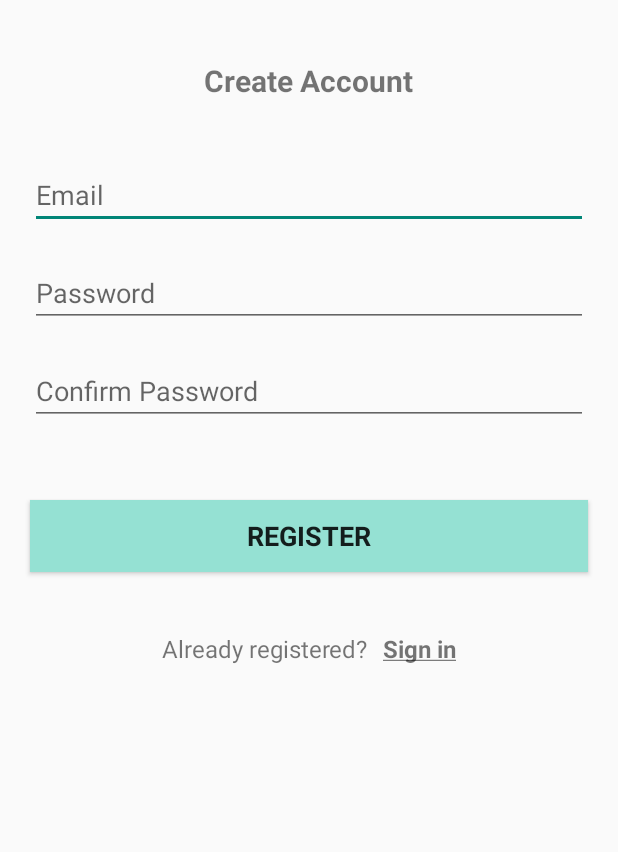
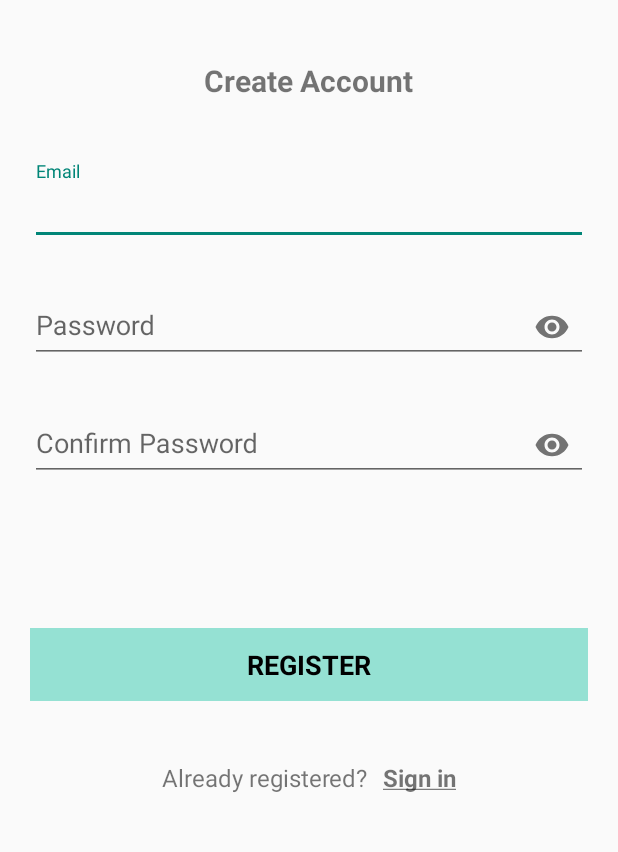
Before and after one commit to RamiAbuShaqra/Share-Rent, an Android app: the SignupActivity screen opened directly, with no data from a screen before it, on a phone screen of 412 x 824 dp, the part 84-936 px from its top. Run offline under Robolectric (Android 15) with nearby library versions, the phone set to English and light mode, and no system bars; our stand-ins replace Firebase (no records; nobody signed in at launch, a user with empty details on screens opened directly).

Commit message:
Fix the current user null issue by adding AuthStateListener in Signup Activity

```diff
--- a/app/src/main/java/com/gmail/rami/abushaqra79/sharerent/SignupActivity.java
+++ b/app/src/main/java/com/gmail/rami/abushaqra79/sharerent/SignupActivity.java
@@ -2,38 +2,40 @@ package com.gmail.rami.abushaqra79.sharerent;
 
 import androidx.annotation.NonNull;
 import androidx.appcompat.app.AppCompatActivity;
+
 import android.content.Intent;
 import android.os.Bundle;
+import android.text.Editable;
 import android.text.TextUtils;
+import android.text.TextWatcher;
 import android.view.View;
-import android.widget.Button;
 import android.widget.EditText;
+import android.widget.ProgressBar;
 import android.widget.TextView;
 import android.widget.Toast;
+
 import com.google.android.gms.tasks.OnCompleteListener;
 import com.google.android.gms.tasks.Task;
+import com.google.android.material.textfield.TextInputLayout;
 import com.google.firebase.auth.AuthResult;
 import com.google.firebase.auth.FirebaseAuth;
 import com.google.firebase.auth.FirebaseUser;
-import com.google.firebase.database.DatabaseReference;
-import com.google.firebase.database.FirebaseDatabase;
-import java.util.HashMap;
-import java.util.Map;
 
 public class SignupActivity extends AppCompatActivity {
 
-    private final String DATABASE_URL_LOCATION
-            = "https://share-rent-default-rtdb.asia-southeast1.firebasedatabase.app/";
+    // TODO Check if the email is already registered and display a message.
 
-    private TextView signInPage;
     private EditText email;
     private EditText password;
     private EditText confirmPassword;
-    private Button register;
+    private TextInputLayout emailLayout;
+    private TextInputLayout passwordLayout;
+    private TextInputLayout confirmPasswordLayout;
+    private ProgressBar progressBar;
+    private ReadAndWriteDatabase rwd;
     private FirebaseAuth auth;
     private FirebaseUser user;
-    private FirebaseDatabase database;
-    private DatabaseReference databaseReference;
+
 
     @Override
     protected void onCreate(Bundle savedInstanceState) {
@@ -42,17 +44,62 @@ public class SignupActivity extends AppCompatActivity {
 
         auth = FirebaseAuth.getInstance();
 
-        user = auth.getCurrentUser();
-
-        database = FirebaseDatabase.getInstance(DATABASE_URL_LOCATION);
-
-        databaseReference = database.getReference();
+        rwd = new ReadAndWriteDatabase(this);
 
         email = findViewById(R.id.email);
         password = findViewById(R.id.password);
         confirmPassword = findViewById(R.id.confirm_password);
+        emailLayout = findViewById(R.id.email_input_layout);
+        passwordLayout = findViewById(R.id.password_input_layout);
+        confirmPasswordLayout = findViewById(R.id.confirm_password_layout);
+        progressBar = findViewById(R.id.progress_bar);
 
-        register = findViewById(R.id.register);
+        email.addTextChangedListener(new TextWatcher() {
+            @Override
+            public void beforeTextChanged(CharSequence s, int start, int count, int after) {
+            }
+
+            @Override
+            public void onTextChanged(CharSequence s, int start, int before, int count) {
+            }
+
+            @Override
+            public void afterTextChanged(Editable s) {
+                emailLayout.setError(null);
+            }
+        });
+
+        password.addTextChangedListener(new TextWatcher() {
+            @Override
+            public void beforeTextChanged(CharSequence s, int start, int count, int after) {
+            }
+
+            @Override
+            public void onTextChanged(CharSequence s, int start, int before, int count) {
+            }
+
+            @Override
+            public void afterTextChanged(Editable s) {
+                passwordLayout.setError(null);
+            }
+        });
+
+        confirmPassword.addTextChangedListener(new TextWatcher() {
+            @Override
+            public void beforeTextChanged(CharSequence s, int start, int count, int after) {
+            }
+
+            @Override
+            public void onTextChanged(CharSequence s, int start, int before, int count) {
+            }
+
+            @Override
+            public void afterTextChanged(Editable s) {
+                confirmPasswordLayout.setError(null);
+            }
+        });
+
+        TextView register = findViewById(R.id.register);
         register.setOnClickListener(new View.OnClickListener() {
             @Override
             public void onClick(View v) {
@@ -60,64 +107,65 @@ public class SignupActivity extends AppCompatActivity {
                 String enteredPassword = password.getText().toString().trim();
                 String confirmedPassword = confirmPassword.getText().toString().trim();
 
-                if (TextUtils.isEmpty(enteredEmail)) {
-                    email.setError("Enter a valid email address");
+                if (TextUtils.isEmpty(enteredEmail) ||
+                        !android.util.Patterns.EMAIL_ADDRESS.matcher(enteredEmail).matches()) {
+                    emailLayout.setError("Enter a valid email address");
                     return;
                 }
 
                 if (TextUtils.isEmpty(enteredPassword)) {
-                    password.setError("Enter password");
+                    passwordLayout.setError("Enter password");
                     return;
                 }
 
                 if (enteredPassword.length() < 8) {
-                    password.setError("Password should be minimum 8 characters");
+                    passwordLayout.setError("Password should be minimum 8 characters");
                     return;
                 }
 
                 if (TextUtils.isEmpty(confirmedPassword)) {
-                    confirmPassword.setError("Enter the password again");
+                    confirmPasswordLayout.setError("Enter the password again");
                     return;
                 }
 
                 if (!enteredPassword.equals(confirmedPassword)) {
-                    confirmPassword.setError("Passwords are not match");
+                    confirmPasswordLayout.setError("Passwords are not match");
                     return;
                 }
+
+                progressBar.setVisibility(View.VISIBLE);
 
                 auth.createUserWithEmailAndPassword(enteredEmail, enteredPassword)
                 .addOnCompleteListener(SignupActivity.this, new OnCompleteListener<AuthResult>() {
                     @Override
                     public void onComplete(@NonNull Task<AuthResult> task) {
                         if (!task.isSuccessful()) {
-                            Toast toast = Toast.makeText(SignupActivity.this,
+                            Toast.makeText(SignupActivity.this,
                                     "Authentication failed! Couldn't create account." +
-                                            " Please try again.", Toast.LENGTH_SHORT);
-                            toast.show();
+                                            "\nPlease try again.", Toast.LENGTH_LONG).show();
                         } else {
+                            auth.addAuthStateListener(new FirebaseAuth.AuthStateListener() {
+                                @Override
+                                public void onAuthStateChanged(@NonNull FirebaseAuth firebaseAuth) {
+                                    user = auth.getCurrentUser();
 
-                            // Store app title to 'app_title' node
-                            database.getReference("App Title").setValue("Share Rent");
+                                    if (user != null) {
+                                        String userId = user.getUid();
+                                        rwd.createUser(userId, enteredEmail);
 
-                            // Get reference to 'Users' node
-                            databaseReference = database.getReference("Users");
-
-                            String userId = user.getUid();
-
-                            createUser(userId, enteredEmail);
-
-                            Intent intent = new Intent(SignupActivity.this, UserProfileActivity.class);
-                            startActivity(intent);
-                            // TODO 1) You may need to add a progress bar.
-                            // TODO 2) Add a touch feel to the button or change it to text view.
-                            // TODO 3) Check if the email is already registered and display a message.
+                                        Intent intent = new Intent(SignupActivity.this,
+                                                UserProfileActivity.class);
+                                        startActivity(intent);
+                                    }
+                                }
+                            });
                         }
                     }
                 });
             }
         });
 
-        signInPage = findViewById(R.id.sign_in_page);
+        TextView signInPage = findViewById(R.id.sign_in_page);
         signInPage.setOnClickListener(new View.OnClickListener() {
             @Override
             public void onClick(View v) {
@@ -126,19 +174,4 @@ public class SignupActivity extends AppCompatActivity {
             }
         });
     }
-
-    /**
-     * Creating new user node under 'Users'
-     */
-    private void createUser(String userId, String email) {
-        User user = new User(email);
-        databaseReference.child(userId).setValue(user);
-
-        Map<String, String> userInfo = new HashMap<>();
-        userInfo.put("name", "");
-        userInfo.put("phone_number", "");
-        userInfo.put("location", "");
-        userInfo.put("profile_picture", "");
-        databaseReference.child(userId).child("user-info").setValue(userInfo);
-    }
 }
--- a/app/src/main/res/layout/activity_signup.xml
+++ b/app/src/main/res/layout/activity_signup.xml
@@ -1,5 +1,6 @@
 <?xml version="1.0" encoding="utf-8"?>
 <LinearLayout xmlns:android="http://schemas.android.com/apk/res/android"
+    xmlns:app="http://schemas.android.com/apk/res-auto"
     xmlns:tools="http://schemas.android.com/tools"
     android:layout_width="match_parent"
     android:layout_height="match_parent"
@@ -17,51 +18,96 @@
         android:textSize="20sp"
         android:text="@string/create_account"/>
 
-    <EditText
+    <com.google.android.material.textfield.TextInputLayout
+        android:id="@+id/email_input_layout"
+        android:layout_width="match_parent"
+        android:layout_height="wrap_content"
+        android:layout_marginLeft="20dp"
+        android:layout_marginRight="20dp"
+        android:layout_marginBottom="20dp">
+
+        <com.google.android.material.textfield.TextInputEditText
             android:id="@+id/email"
+            android:layout_width="match_parent"
+            android:layout_height="wrap_content"
+            android:hint="Email"
+            android:autofillHints="emailAddress"
+            android:inputType="textEmailAddress"/>
+
+    </com.google.android.material.textfield.TextInputLayout>
+
+    <com.google.android.material.textfield.TextInputLayout
+        android:id="@+id/password_input_layout"
         android:layout_width="match_parent"
         android:layout_height="wrap_content"
         android:layout_marginLeft="20dp"
         android:layout_marginRight="20dp"
         android:layout_marginBottom="20dp"
-        android:hint="@string/prompt_email"
-        android:autofillHints="emailAddress"
-        android:inputType="textEmailAddress" />
+        app:passwordToggleEnabled="true">
 
-    <EditText
+        <com.google.android.material.textfield.TextInputEditText
             android:id="@+id/password"
+            android:layout_width="match_parent"
+            android:layout_height="wrap_content"
+            android:hint="Password"
+            android:autofillHints="password"
+            android:inputType="textPassword"/>
+
+    </com.google.android.material.textfield.TextInputLayout>
+
+    <com.google.android.material.textfield.TextInputLayout
+        android:id="@+id/confirm_password_layout"
         android:layout_width="match_parent"
         android:layout_height="wrap_content"
         android:layout_marginLeft="20dp"
         android:layout_marginRight="20dp"
         android:layout_marginBottom="20dp"
-        android:hint="@string/prompt_password"
+        app:passwordToggleEnabled="true">
+
+        <com.google.android.material.textfield.TextInputEditText
+            android:id="@+id/confirm_password"
+            android:layout_width="match_parent"
+            android:layout_height="wrap_content"
+            android:hint="Confirm Password"
             android:autofillHints="password"
-        android:inputType="textPassword" />
+            android:inputType="textPassword"/>
 
-    <EditText
-        android:id="@+id/confirm_password"
+    </com.google.android.material.textfield.TextInputLayout>
+
+    <ProgressBar
+        android:id="@+id/progress_bar"
+        android:layout_width="wrap_content"
+        android:layout_height="wrap_content"
+        android:layout_gravity="center"
+        android:indeterminate="true"
+        android:visibility="invisible"/>
+
+    <FrameLayout
         android:layout_width="match_parent"
         android:layout_height="wrap_content"
         android:layout_marginLeft="20dp"
         android:layout_marginRight="20dp"
-        android:layout_marginBottom="20dp"
-        android:hint="@string/confirm_password"
-        android:autofillHints="password"
-        android:inputType="textPassword" />
+        android:layout_marginTop="30dp"
+        android:background="@color/color_primary">
 
-    <Button
+        <TextView
             android:id="@+id/register"
             android:layout_width="match_parent"
-        android:layout_height="wrap_content"
-        android:layout_marginTop="30dp"
-        android:layout_marginLeft="20dp"
-        android:layout_marginRight="20dp"
-        android:background="@color/color_primary"
+            android:layout_height="match_parent"
+            android:paddingTop="12dp"
+            android:paddingBottom="12dp"
+            android:gravity="center"
+            android:clickable="true"
+            android:focusable="true"
+            android:background="?android:attr/selectableItemBackground"
             android:fontFamily="sans-serif"
             android:textSize="18sp"
             android:textStyle="bold"
-        android:text="@string/action_register"/>
+            android:textAllCaps="true"
+            android:textColor="@color/black"
+            android:text="@string/action_register" />
+
+    </FrameLayout>
 
     <LinearLayout
         android:layout_width="match_parent"
```
Also changed, not shown: app/src/main/java/com/gmail/rami/abushaqra79/sharerent/ReadAndWriteDatabase.java (+19 -0 lines). Lines whose indentation alone changed are shown as unchanged.
